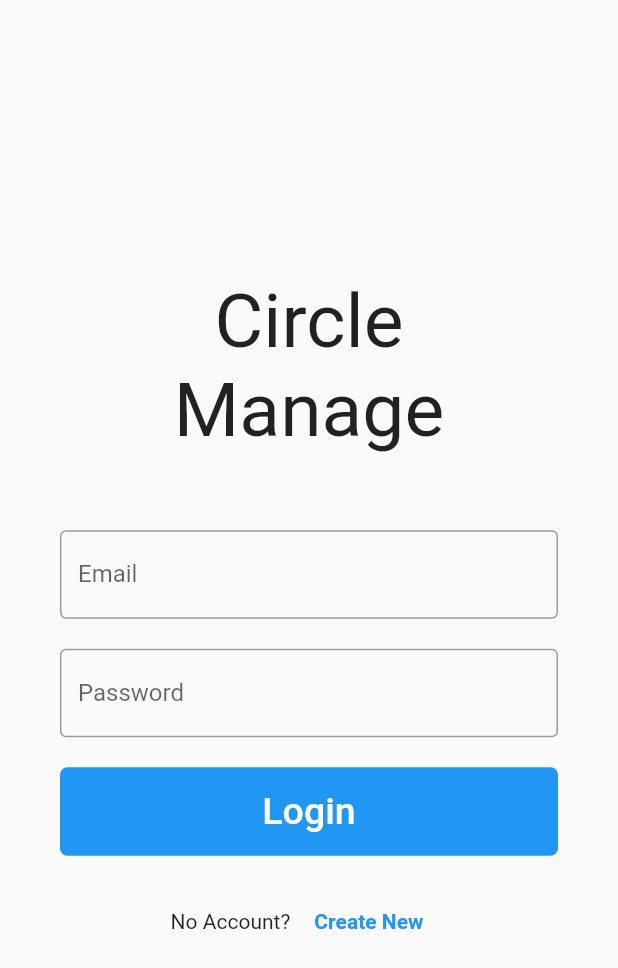
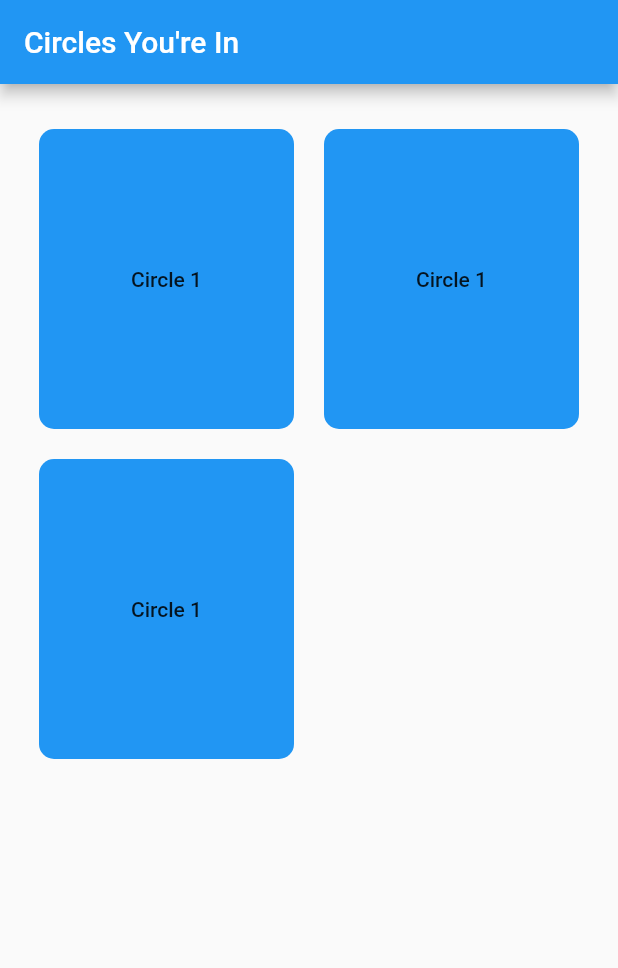
Before and after one commit to seongjinemong/circlemanage, a Flutter app: the screen it shows after launch, after a tap on "Login", on a phone screen of 412 x 824 dp. Shown: the top 968 px of the screen. Run offline on Flutter 3.47's test engine with Material 2 defaults, Android fonts, the light colour scheme and no system bars.

Commit message:
Login and Home
LoginPage and CreatePage layout init
Home page Wrap test finished

```diff
--- /dev/null
+++ b/lib/home/home.dart
@@ -0,0 +1,68 @@
+import 'package:flutter/material.dart';
+import 'package:circlemanage/resource/dimen.dart';
+
+class HomePage extends StatefulWidget {
+  @override
+  State<StatefulWidget> createState() => _HomePageState();
+}
+
+class _HomePageState extends State<HomePage> {
+  @override
+  Widget build(BuildContext context) {
+    return Scaffold (
+      appBar: AppBar(
+        title: Text('Circles You\'re In'),
+      ),
+      body: SingleChildScrollView(
+        child:Center(
+          child: Container(
+            padding: EdgeInsets.only(top: 30, bottom: 20),
+            child: Wrap(
+          spacing: 20,
+          runSpacing: 20,
+          children: <Widget>[
+            Container(
+              height: 200,
+              width: 170,
+              child: RaisedButton(
+                  elevation: Dimen.elevation,
+                  highlightElevation: Dimen.highlightelevation,
+                  shape: RoundedRectangleBorder(borderRadius: BorderRadius.circular(10.0)),
+                  color: Colors.blue,
+                  child: Text("Circle 1"),
+                  onPressed: () {},
+                ),
+            ),
+            Container(
+              height: 200,
+              width: 170,
+              child: RaisedButton(
+                  elevation: Dimen.elevation,
+                  highlightElevation: Dimen.highlightelevation,
+                  shape: RoundedRectangleBorder(borderRadius: BorderRadius.circular(10.0)),
+                  color: Colors.blue,
+                  child: Text("Circle 1"),
+                  onPressed: () {},
+                ),
+            ),
+            Container(
+              height: 200,
+              width: 170,
+              child: RaisedButton(
+                  elevation: Dimen.elevation,
+                  highlightElevation: Dimen.highlightelevation,
+                  shape: RoundedRectangleBorder(borderRadius: BorderRadius.circular(10.0)),
+                  color: Colors.blue,
+                  child: Text("Circle 1"),
+                  onPressed: () {},
+                ),
+            ),
+
+          ],
+        ),
+          ),
+      ),
+      )
+    );
+  }
+}
--- a/lib/login/login.dart
+++ b/lib/login/login.dart
@@ -1,6 +1,7 @@
 import 'package:flutter/material.dart';
 import 'package:circlemanage/login/create.dart';
 import 'package:circlemanage/resource/dimen.dart';
+import 'package:circlemanage/home/home.dart';
 
 class LoginPage extends StatefulWidget{
   @override
@@ -114,6 +115,6 @@ class _LoginPageState extends State<LoginPage> {
   }
 
   void Login() {
-
+    Navigator.pushReplacement(context, MaterialPageRoute(builder: (context) => HomePage()));
   }
 }
```
Also changed, not shown: pubspec.yaml (+0 -51 lines).
